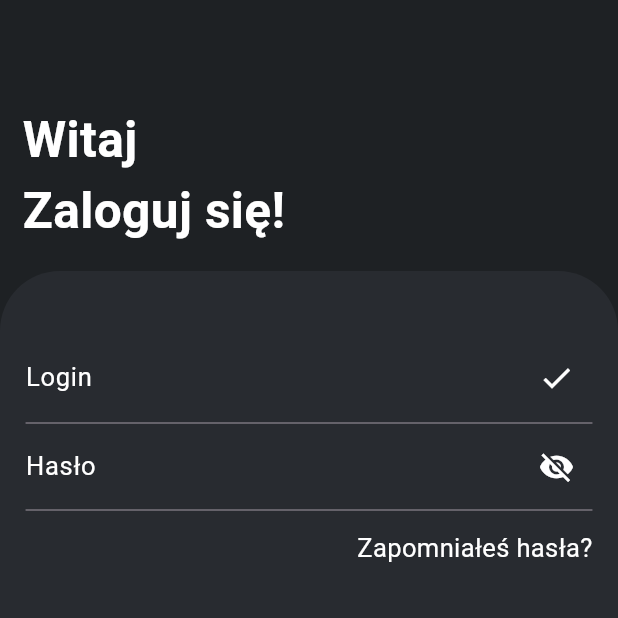
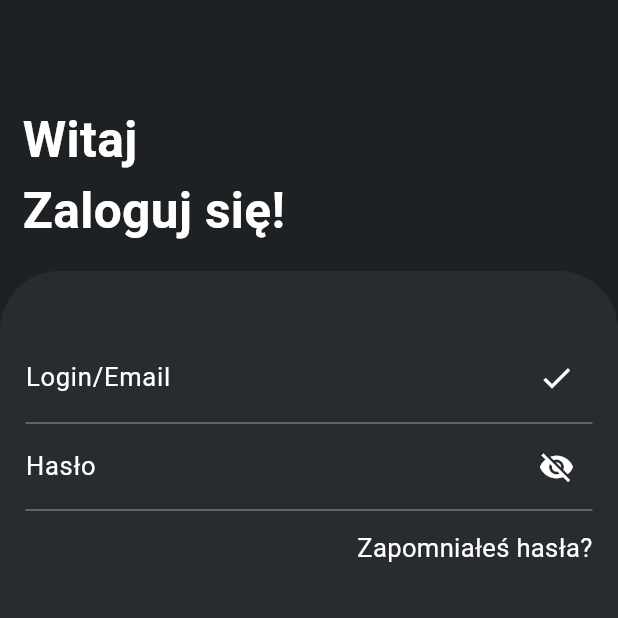
Before and after one commit to nitrazek/ChatLLM, a Flutter app: the screen it shows after launch, on a phone screen of 412 x 824 dp, the top half of it. Run offline on Flutter 3.47's test engine with Material 3 defaults, Android fonts, the phone set to English and light mode, and no system bars; our stand-ins replace flutter_markdown, flutter_screenutil, showcaseview; accounts and stored records are empty; Roboto replaces fonts that are missing (AndadaSC-Regular).

Commit message:
Lekka zmiana

```diff
--- a/mobile/lib/views/Login.dart
+++ b/mobile/lib/views/Login.dart
@@ -110,7 +110,7 @@ class _LoginPageState extends State<LoginPage> with RouteAware {
                                     suffixIcon: const Icon(Icons.check,
                                         color: Colors.white),
                                     label: Text(
-                                      'Login',
+                                      'Login/Email',
                                       style: TextStyle(
                                         fontFamily: AppTextStyles.Andada,
                                         color: Colors.white,
```
